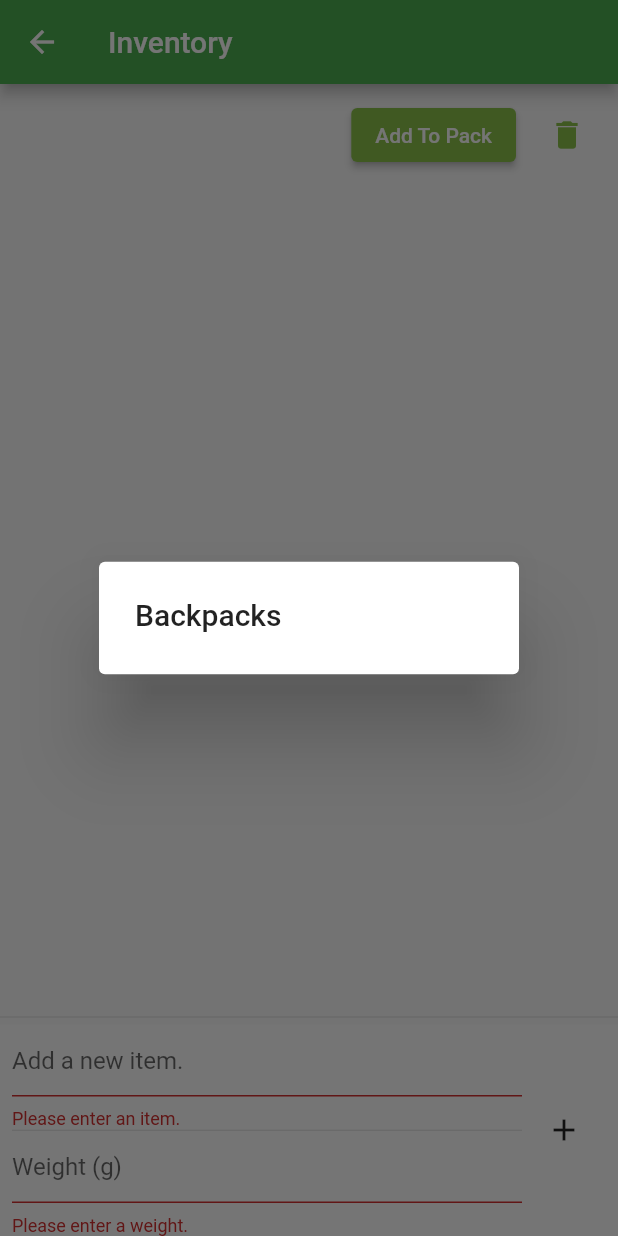
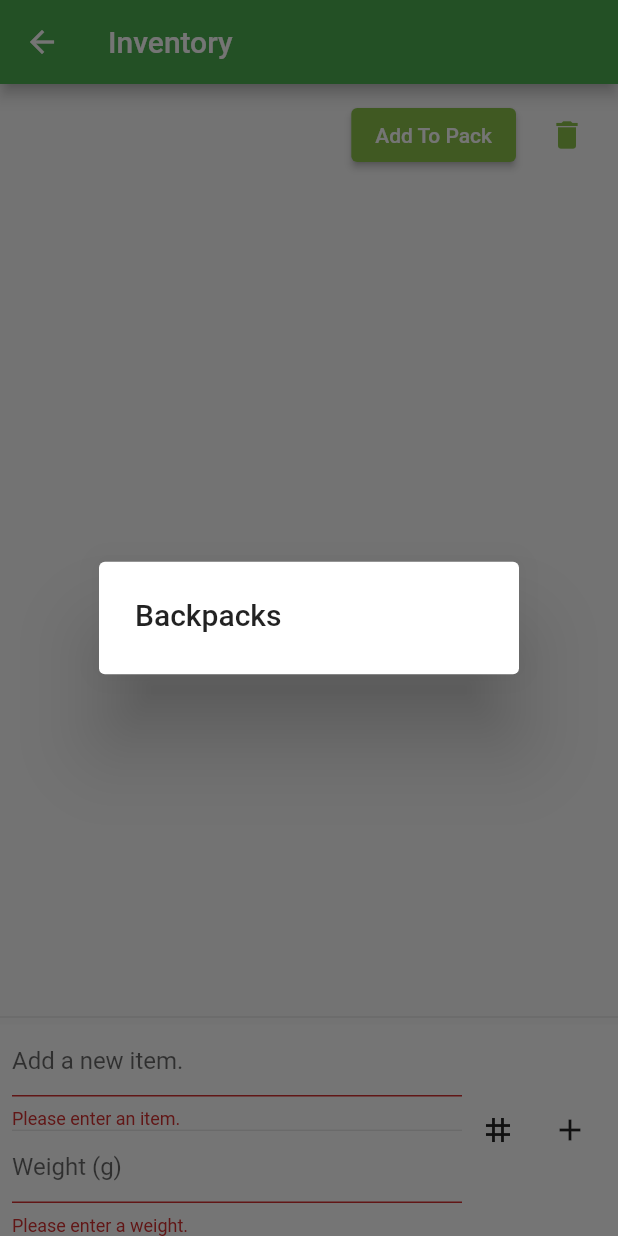
Before and after one commit to me-louie/ultrapack_mobile, a Flutter app: the Inventory screen opened by its route, after a tap on the "add" icon, after a tap on "Add To Pack", on a phone screen of 412 x 824 dp. Run offline on Flutter 3.47's test engine with Material 2 defaults, Android fonts, the phone set to English and light mode, and no system bars; our stand-ins replace flutter_colorpicker, sqflite; accounts and stored records are empty.

Commit message:
add chips to edit inventory dialog

```diff
--- a/lib/screens/Inventory/Inventory.dart
+++ b/lib/screens/Inventory/Inventory.dart
@@ -5,6 +5,7 @@ import 'package:ultrapack_mobile/providers/BackpacksModel.dart';
 import 'package:ultrapack_mobile/providers/InventorySelections.dart';
 import 'package:ultrapack_mobile/models/Item.dart';
 import 'package:ultrapack_mobile/models/Model.dart';
+import 'package:ultrapack_mobile/screens/Inventory/EditItemCategoryDialog.dart';
 import 'package:ultrapack_mobile/services/db.dart';
 
 import 'EditInventoryItemDialog.dart';
@@ -46,6 +47,12 @@ class _InventoryState extends State<Inventory> {
           child: Row(
             mainAxisAlignment: MainAxisAlignment.end,
             children: [
+              // IconButton(
+              //   icon: Icon(Icons.add_outlined),
+              //   onPressed: () {
+              //     _openBackpackDialog();
+              //   },
+              // ),
               ElevatedButton(
                   style: ElevatedButton.styleFrom(
                     primary: Theme.of(context).accentColor, // background
@@ -139,16 +146,27 @@ class _InventoryState extends State<Inventory> {
                 ),
               ),
             ),
-            Container(
-                margin: EdgeInsets.symmetric(horizontal: 4.0),
-                child: IconButton(
+            Row(
+                //     margin: EdgeInsets.symmetric(horizontal: 4.0),
+                children: [
+                  IconButton(
+                    icon: const Icon(Icons.tag),
+                    onPressed: () async {
+                      print('tag dialog');
+                      await showDialog(
+                          context: context,
+                          builder: (_) => EditItemCategoryDialog());
+                    },
+                  ),
+                  IconButton(
                       icon: const Icon(Icons.add_outlined),
                       onPressed: () {
                         if (_formKey.currentState!.validate()) {
                           _handleSubmitted(_textController.text,
                               int.tryParse(_weightController.text)!);
                         }
-                    }))
+                      })
+                ])
           ],
         ));
   }
@@ -240,7 +258,7 @@ class _InventoryItemState extends State<InventoryItem> {
               var selections = context.read<InventorySelections>();
               selections.toggleSelection(widget.id!);
             },
-            secondary: const Icon(Icons.wb_sunny),
+            // secondary: const Icon(Icons.wb_sunny),
           ),
           Divider(
             height: 2.0,
```
Also changed, not shown: lib/screens/Inventory/EditInventoryItemDialog.dart (+28 -0 lines), lib/screens/Inventory/EditItemCategoryDialog.dart (added, +13 -0 lines). Lines whose indentation alone changed are shown as unchanged.
